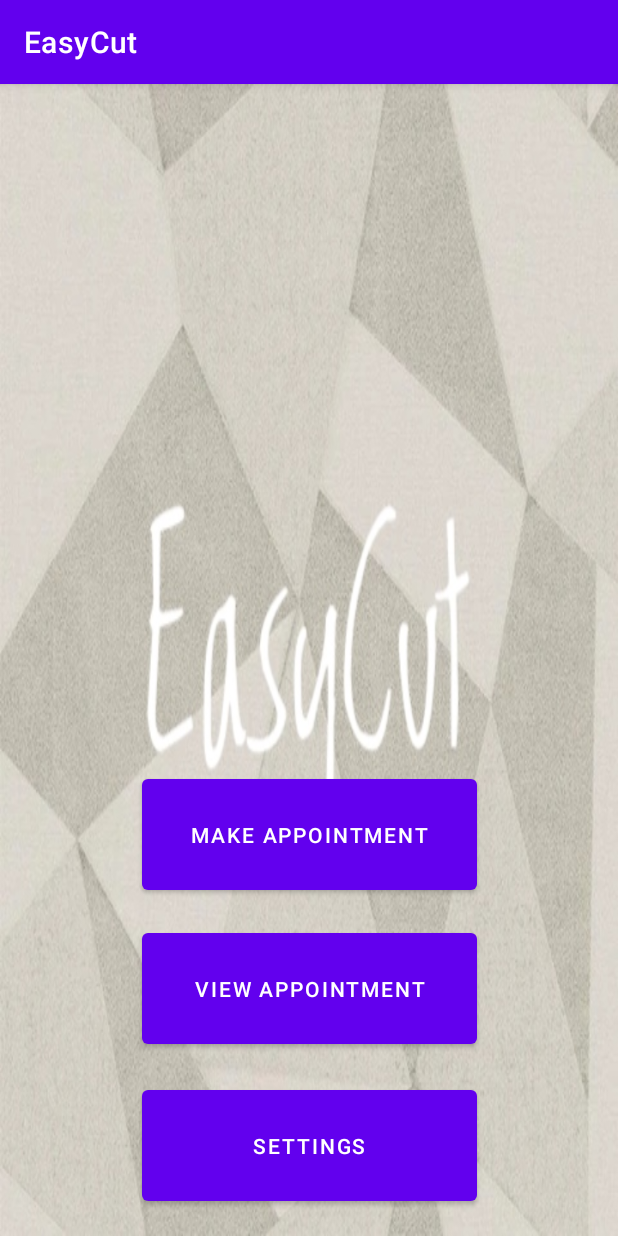
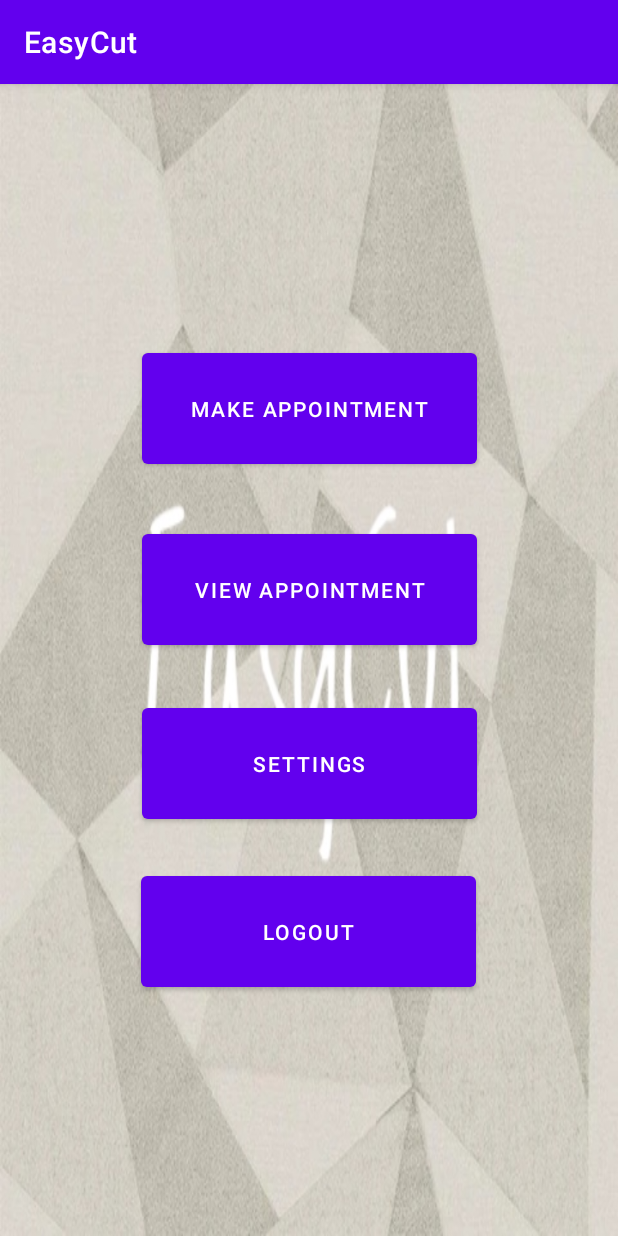
Before and after one commit to Asif-Rot/EasyCut, an Android app: the ScreenUser screen opened directly, with no data from a screen before it, on a phone screen of 412 x 824 dp. Run offline under Robolectric (Android 15) with nearby library versions, the light colour scheme and no system bars; our stand-ins replace Firebase (no records; nobody signed in at launch, a user with empty details on screens opened directly).

Commit message:
appintment screen

```diff
--- a/app/src/main/AndroidManifest.xml
+++ b/app/src/main/AndroidManifest.xml
@@ -9,6 +9,9 @@
         android:roundIcon="@mipmap/ic_launcher_round"
         android:supportsRtl="true"
         android:theme="@style/Theme.EasyCut">
+        <activity
+            android:name=".Appointment"
+            android:exported="false" />
         <activity
             android:name=".ScreenUser"
             android:exported="false" />
--- a/app/src/main/java/com/example/easycut/ScreenUser.java
+++ b/app/src/main/java/com/example/easycut/ScreenUser.java
@@ -2,13 +2,42 @@ package com.example.easycut;
 
 import androidx.appcompat.app.AppCompatActivity;
 
+import android.content.Intent;
 import android.os.Bundle;
+import android.view.View;
+import android.widget.Button;
+
+import com.google.firebase.auth.FirebaseAuth;
 
 public class ScreenUser extends AppCompatActivity {
-
+    Button logOut;
+    Button _makeAppointment;
+    private FirebaseAuth mAuth;
     @Override
     protected void onCreate(Bundle savedInstanceState) {
         super.onCreate(savedInstanceState);
         setContentView(R.layout.activity_screen_user);
+        mAuth = FirebaseAuth.getInstance();
+        logOut = (Button) findViewById(R.id.log_out);
+        _makeAppointment=(Button)findViewById(R.id.make_appoint) ;
+        _makeAppointment.setOnClickListener(new View.OnClickListener() {
+            @Override
+            public void onClick(View v) {
+                Intent intent = new Intent(ScreenUser.this, Appointment.class);
+                startActivity(intent);
+            }
+        });
+        logOut.setOnClickListener(new View.OnClickListener() {
+            @Override
+            public void onClick(View v) {
+                FirebaseAuth.getInstance().signOut();
+                Intent intent = new Intent(ScreenUser.this, MainActivity.class);
+
+                intent.setFlags(Intent.FLAG_ACTIVITY_NEW_TASK | Intent.FLAG_ACTIVITY_CLEAR_TASK);//makesure user cant go back
+                startActivity(intent);
+            }
+
+        });
+
     }
 }
--- a/app/src/main/res/layout/activity_screen_user.xml
+++ b/app/src/main/res/layout/activity_screen_user.xml
@@ -9,7 +9,7 @@
     >
 
     <Button
-        android:id="@+id/button"
+        android:id="@+id/make_appoint"
         android:layout_width="223dp"
         android:layout_height="86dp"
         android:text="Make Appointment"
@@ -17,7 +17,7 @@
         app:layout_constraintEnd_toEndOf="parent"
         app:layout_constraintStart_toStartOf="parent"
         app:layout_constraintTop_toTopOf="parent"
-        app:layout_constraintVertical_bias="0.671" />
+        app:layout_constraintVertical_bias="0.254" />
 
     <Button
         android:id="@+id/button2"
@@ -28,7 +28,7 @@
         app:layout_constraintEnd_toEndOf="parent"
         app:layout_constraintStart_toStartOf="parent"
         app:layout_constraintTop_toTopOf="parent"
-        app:layout_constraintVertical_bias="0.821" />
+        app:layout_constraintVertical_bias="0.431" />
 
     <Button
         android:id="@+id/button3"
@@ -39,5 +39,17 @@
         app:layout_constraintEnd_toEndOf="parent"
         app:layout_constraintStart_toStartOf="parent"
         app:layout_constraintTop_toTopOf="parent"
-        app:layout_constraintVertical_bias="0.975" />
+        app:layout_constraintVertical_bias="0.601" />
+
+    <Button
+        android:id="@+id/log_out"
+        android:layout_width="223dp"
+        android:layout_height="86dp"
+        android:text="LogOut"
+        app:layout_constraintBottom_toBottomOf="parent"
+        app:layout_constraintEnd_toEndOf="parent"
+        app:layout_constraintHorizontal_bias="0.498"
+        app:layout_constraintStart_toStartOf="parent"
+        app:layout_constraintTop_toTopOf="parent"
+        app:layout_constraintVertical_bias="0.765" />
 </androidx.constraintlayout.widget.ConstraintLayout>
```
Also changed, not shown: app/src/main/java/com/example/easycut/Appointment.java (added, +36 -0 lines), app/src/main/java/com/example/easycut/Login.java (+70 -1 lines), app/src/main/res/layout/activity_appointment.xml (added, +48 -0 lines), app/src/main/res/values/strings.xml (+11 -0 lines).
